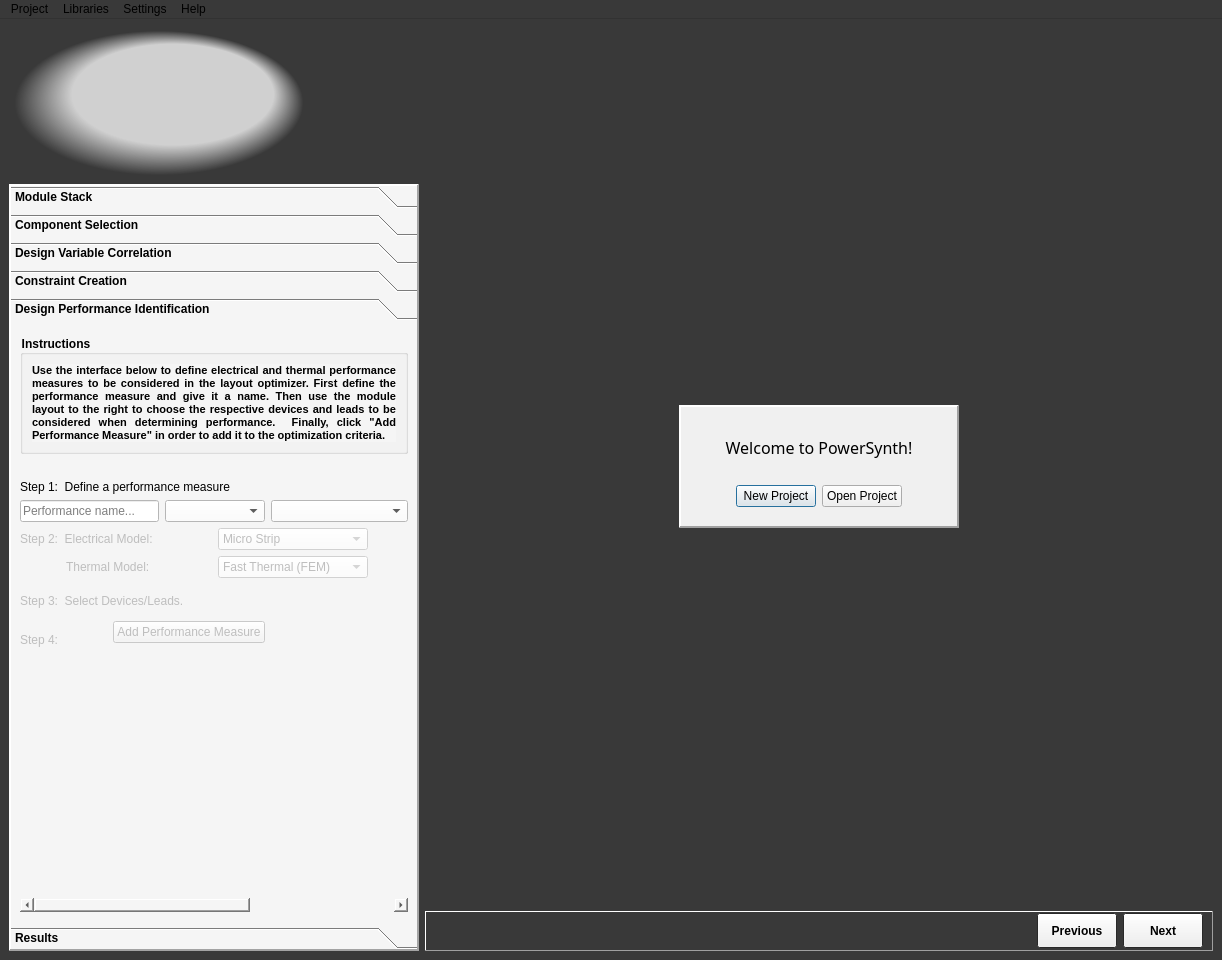
Old version of the form powercad/project_builder/ui/mainWindow.ui in the repository e3da/PowerSynth1-src.
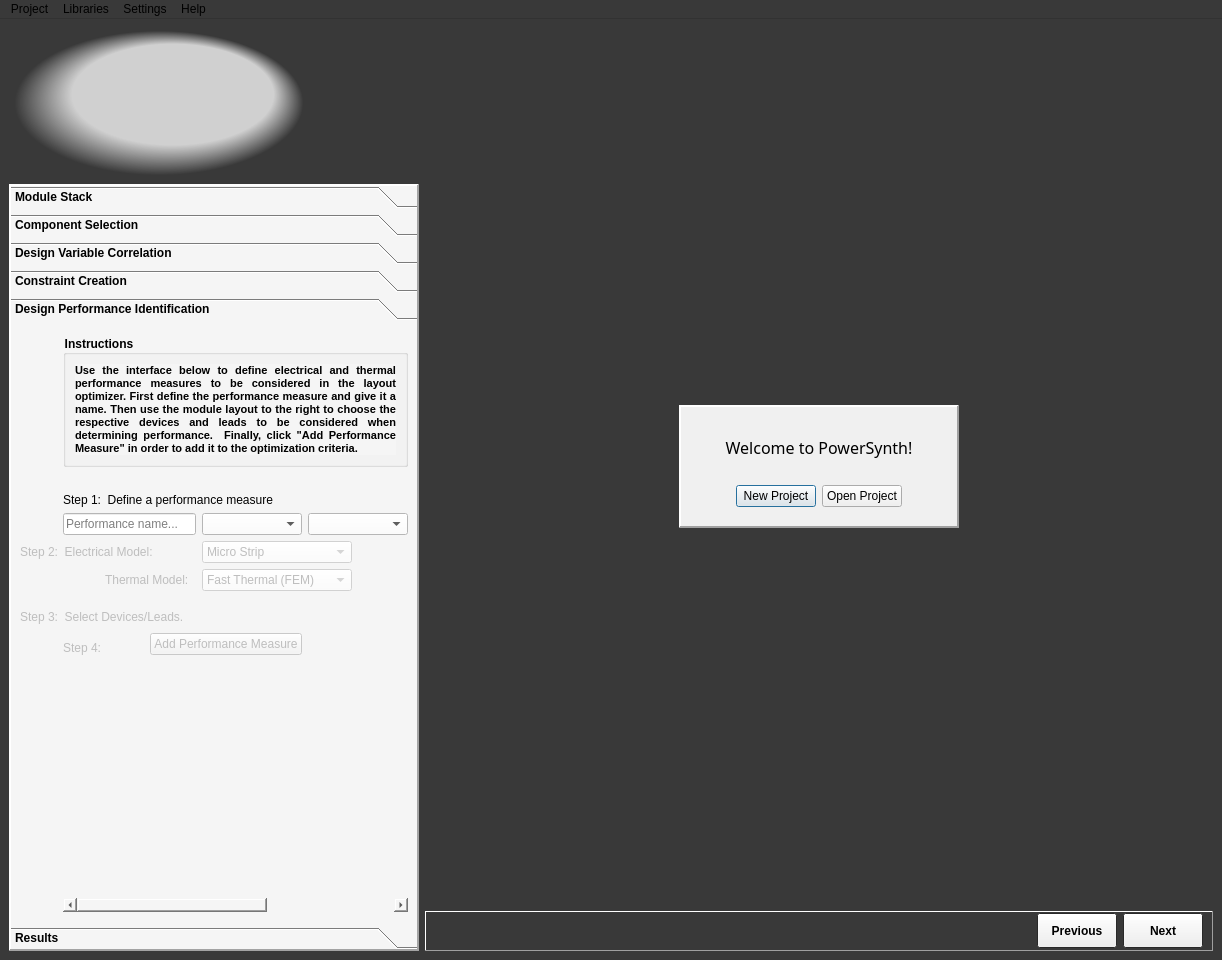
New version of the form. Icons and pictures are not drawn.

The edit to the form file:
```diff
--- a/powercad/project_builder/ui/mainWindow.ui
+++ b/powercad/project_builder/ui/mainWindow.ui
@@ -3303,7 +3303,7 @@
         <string>Design Performance Identification</string>
        </attribute>
        <layout class="QGridLayout" name="gridLayout_7">
-        <item row="0" column="0" colspan="6">
+        <item row="0" column="1" colspan="6">
          <widget class="QGroupBox" name="groupBox">
           <property name="minimumSize">
            <size>
@@ -3338,7 +3338,7 @@
           </layout>
          </widget>
         </item>
-        <item row="1" column="0">
+        <item row="1" column="1">
          <spacer name="verticalSpacer_12">
           <property name="orientation">
            <enum>Qt::Vertical</enum>
@@ -3354,14 +3354,14 @@
           </property>
          </spacer>
         </item>
-        <item row="2" column="0" colspan="5">
+        <item row="2" column="1" colspan="4">
          <widget class="QLabel" name="label_25">
           <property name="text">
            <string>Step 1:  Define a performance measure</string>
           </property>
          </widget>
         </item>
-        <item row="3" column="0" colspan="3">
+        <item row="3" column="1" colspan="3">
          <widget class="QLineEdit" name="txt_perform_name">
           <property name="minimumSize">
            <size>
@@ -3377,7 +3377,7 @@
           </property>
          </widget>
         </item>
-        <item row="3" column="3" colspan="2">
+        <item row="3" column="4">
          <widget class="QComboBox" name="cmb_perform_elecTherm">
           <property name="minimumSize">
            <size>
@@ -3396,7 +3396,7 @@
           </property>
          </widget>
         </item>
-        <item row="3" column="5">
+        <item row="3" column="5" colspan="2">
          <widget class="QComboBox" name="cmb_perform_type">
           <property name="minimumSize">
            <size>
@@ -3415,8 +3415,8 @@
           </property>
          </widget>
         </item>
-        <item row="4" column="0" colspan="3">
-         <widget class="QLabel" name="lbl_perform_step2">
+        <item row="4" column="0" colspan="4">
+         <widget class="QLabel" name="lbl_sel_electrical_model">
           <property name="enabled">
            <bool>false</bool>
           </property>
@@ -3457,8 +3457,8 @@
           </item>
          </widget>
         </item>
-        <item row="5" column="1" colspan="2">
-         <widget class="QLabel" name="label_48">
+        <item row="5" column="2" colspan="2">
+         <widget class="QLabel" name="lbl_sel_thermal_model">
           <property name="enabled">
            <bool>false</bool>
           </property>
@@ -3467,7 +3467,7 @@
           </property>
          </widget>
         </item>
-        <item row="5" column="4" colspan="2">
+        <item row="5" column="4" colspan="3">
          <widget class="QComboBox" name="cmb_thermal_modle">
           <property name="enabled">
            <bool>false</bool>
@@ -3499,7 +3499,7 @@
           </item>
          </widget>
         </item>
-        <item row="6" column="0" colspan="2">
+        <item row="6" column="1">
          <spacer name="verticalSpacer_6">
           <property name="orientation">
            <enum>Qt::Vertical</enum>
@@ -3515,17 +3515,7 @@
           </property>
          </spacer>
         </item>
-        <item row="7" column="0" colspan="4">
-         <widget class="QLabel" name="lbl_perform_step3">
-          <property name="enabled">
-           <bool>false</bool>
-          </property>
-          <property name="text">
-           <string>Step 3:  Select Devices/Leads.</string>
-          </property>
-         </widget>
-        </item>
-        <item row="8" column="0" colspan="2">
+        <item row="8" column="1" rowspan="2">
          <spacer name="verticalSpacer_7">
           <property name="orientation">
            <enum>Qt::Vertical</enum>
@@ -3541,7 +3531,7 @@
           </property>
          </spacer>
         </item>
-        <item row="8" column="2" rowspan="2" colspan="3">
+        <item row="9" column="3" rowspan="2" colspan="2">
          <widget class="QPushButton" name="btn_perform_addPerformance">
           <property name="enabled">
            <bool>false</bool>
@@ -3642,7 +3632,7 @@
           </property>
          </widget>
         </item>
-        <item row="9" column="0">
+        <item row="10" column="1" colspan="2">
          <widget class="QLabel" name="lbl_perform_step4">
           <property name="enabled">
            <bool>false</bool>
@@ -3655,20 +3645,7 @@
           </property>
          </widget>
         </item>
-        <item row="9" column="5">
-         <spacer name="horizontalSpacer_2">
-          <property name="orientation">
-           <enum>Qt::Horizontal</enum>
-          </property>
-          <property name="sizeHint" stdset="0">
-           <size>
-            <width>40</width>
-            <height>20</height>
-           </size>
-          </property>
-         </spacer>
-        </item>
-        <item row="10" column="0" colspan="6">
+        <item row="11" column="1" colspan="6">
          <widget class="QTableWidget" name="tbl_performance">
           <property name="palette">
            <palette>
@@ -3795,6 +3772,29 @@
           <column/>
          </widget>
         </item>
+        <item row="7" column="5" rowspan="2" colspan="2">
+         <spacer name="horizontalSpacer_2">
+          <property name="orientation">
+           <enum>Qt::Horizontal</enum>
+          </property>
+          <property name="sizeHint" stdset="0">
+           <size>
+            <width>40</width>
+            <height>20</height>
+           </size>
+          </property>
+         </spacer>
+        </item>
+        <item row="7" column="0" rowspan="2" colspan="4">
+         <widget class="QLabel" name="lbl_perform_step3">
+          <property name="enabled">
+           <bool>false</bool>
+          </property>
+          <property name="text">
+           <string>Step 3:  Select Devices/Leads.</string>
+          </property>
+         </widget>
+        </item>
        </layout>
       </widget>
       <widget class="QWidget" name="page_4">
```
Left out of the diff: 6 changed lines with no effect on the pictures.
